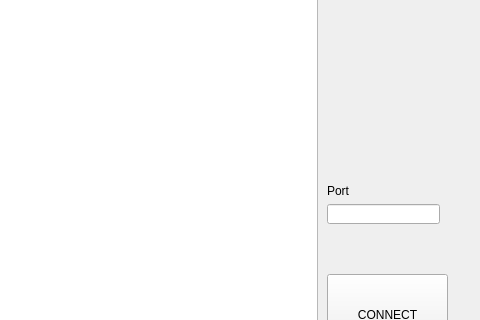
First picture: the form in qtclient/client.ui, repository maciejjo/poorIRC, before the edit; both pictures show x 303 to 783 and y 113 to 433 of the 783 by 533 pixel window.
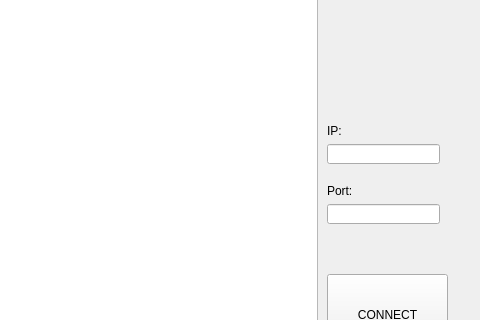
Second picture: the form after the edit.

Commit message: Added IPv4 input & validation

```diff
--- a/qtclient/client.ui
+++ b/qtclient/client.ui
@@ -95,7 +95,7 @@
      </rect>
     </property>
     <property name="text">
-     <string>Port</string>
+     <string>Port:</string>
     </property>
    </widget>
    <widget class="QLabel" name="portLabelInvalid">
@@ -111,6 +111,29 @@
      <string/>
     </property>
    </widget>
+   <widget class="QLineEdit" name="ipEdit">
+    <property name="geometry">
+     <rect>
+      <x>630</x>
+      <y>240</y>
+      <width>113</width>
+      <height>20</height>
+     </rect>
+    </property>
+   </widget>
+   <widget class="QLabel" name="ipLabel">
+    <property name="geometry">
+     <rect>
+      <x>630</x>
+      <y>220</y>
+      <width>47</width>
+      <height>13</height>
+     </rect>
+    </property>
+    <property name="text">
+     <string>IP:</string>
+    </property>
+   </widget>
   </widget>
   <widget class="QToolBar" name="mainToolBar">
    <attribute name="toolBarArea">
```
The commit also changes 1 other file.
